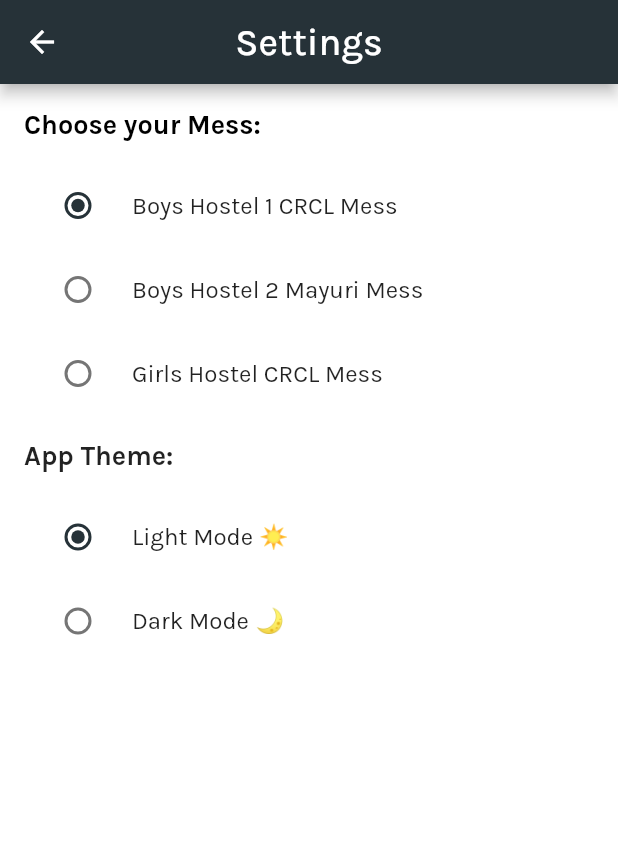
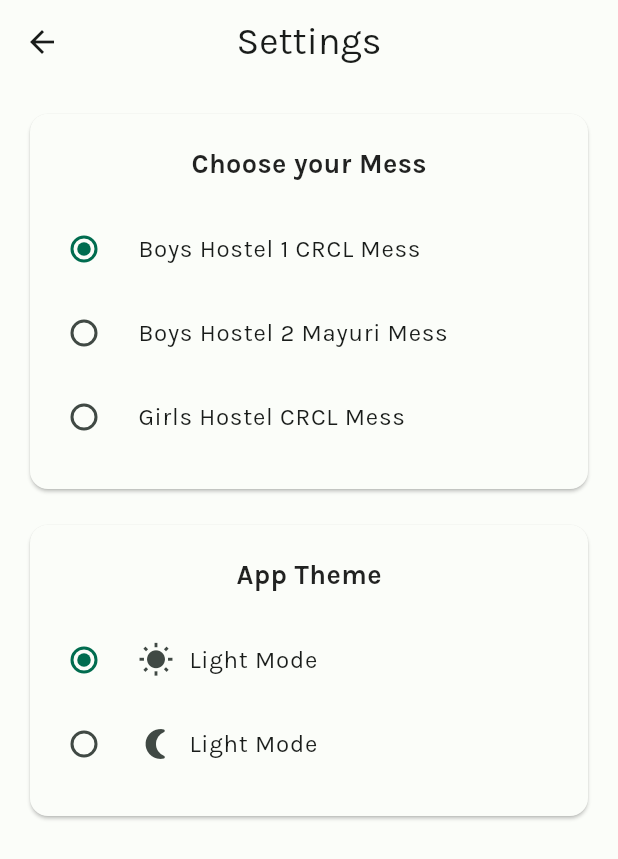
Before and after one commit to shenmareparas/VIT_Bhopal_Mess, a Flutter app: the Settings screen opened directly, on a phone screen of 412 x 824 dp. Shown: the top 859 px of the screen. Run offline on Flutter 3.47's test engine with Material 2 defaults, Android fonts, the light colour scheme and no system bars; our stand-ins replace google_fonts, photo_view, shared_preferences; accounts and stored records are empty.

Commit message:
Added Material Theme

```diff
--- /dev/null
+++ b/lib/color_schemes.dart
@@ -0,0 +1,69 @@
+import 'package:flutter/material.dart';
+
+const lightColorScheme = ColorScheme(
+  brightness: Brightness.light,
+  primary: Color(0xFF006C4F),
+  onPrimary: Color(0xFFFFFFFF),
+  primaryContainer: Color(0xFF6DFBC8),
+  onPrimaryContainer: Color(0xFF002116),
+  secondary: Color(0xFF006C52),
+  onSecondary: Color(0xFFFFFFFF),
+  secondaryContainer: Color(0xFF82F8CF),
+  onSecondaryContainer: Color(0xFF002117),
+  tertiary: Color(0xFF00696E),
+  onTertiary: Color(0xFFFFFFFF),
+  tertiaryContainer: Color(0xFF6FF6FE),
+  onTertiaryContainer: Color(0xFF002021),
+  error: Color(0xFFBA1A1A),
+  errorContainer: Color(0xFFFFDAD6),
+  onError: Color(0xFFFFFFFF),
+  onErrorContainer: Color(0xFF410002),
+  background: Color(0xFFFBFDF9),
+  onBackground: Color(0xFF191C1A),
+  surface: Color(0xFFFBFDF9),
+  onSurface: Color(0xFF191C1A),
+  surfaceVariant: Color(0xFFDBE5DE),
+  onSurfaceVariant: Color(0xFF404944),
+  outline: Color(0xFF707974),
+  onInverseSurface: Color(0xFFEFF1EE),
+  inverseSurface: Color(0xFF2E312F),
+  inversePrimary: Color(0xFF4CDEAD),
+  shadow: Color(0xFF000000),
+  surfaceTint: Color(0xFF006C4F),
+  outlineVariant: Color(0xFFBFC9C2),
+  scrim: Color(0xFF000000),
+);
+
+const darkColorScheme = ColorScheme(
+  brightness: Brightness.dark,
+  primary: Color(0xFF4CDEAD),
+  onPrimary: Color(0xFF003828),
+  primaryContainer: Color(0xFF00513B),
+  onPrimaryContainer: Color(0xFF6DFBC8),
+  secondary: Color(0xFF64DBB4),
+  onSecondary: Color(0xFF003829),
+  secondaryContainer: Color(0xFF00513D),
+  onSecondaryContainer: Color(0xFF82F8CF),
+  tertiary: Color(0xFF4CD9E1),
+  onTertiary: Color(0xFF003739),
+  tertiaryContainer: Color(0xFF004F53),
+  onTertiaryContainer: Color(0xFF6FF6FE),
+  error: Color(0xFFFFB4AB),
+  errorContainer: Color(0xFF93000A),
+  onError: Color(0xFF690005),
+  onErrorContainer: Color(0xFFFFDAD6),
+  background: Color(0xFF191C1A),
+  onBackground: Color(0xFFE1E3DF),
+  surface: Color(0xFF191C1A),
+  onSurface: Color(0xFFE1E3DF),
+  surfaceVariant: Color(0xFF404944),
+  onSurfaceVariant: Color(0xFFBFC9C2),
+  outline: Color(0xFF89938D),
+  onInverseSurface: Color(0xFF191C1A),
+  inverseSurface: Color(0xFFE1E3DF),
+  inversePrimary: Color(0xFF006C4F),
+  shadow: Color(0xFF000000),
+  surfaceTint: Color(0xFF4CDEAD),
+  outlineVariant: Color(0xFF404944),
+  scrim: Color(0xFF000000),
+);
--- a/lib/settings.dart
+++ b/lib/settings.dart
@@ -32,54 +32,26 @@ class _SettingsState extends State<Settings> {
   @override
   Widget build(BuildContext context) {
     return Scaffold(
-      backgroundColor: Colors.white,
       appBar: AppBar(
         title: const Text('Settings',
             style: TextStyle(
               fontSize: 25,
-              color: Colors.white,
+              // color: Colors.white,
             )),
         centerTitle: true,
-        backgroundColor: Colors.blueGrey[900],
       ),
       body: Padding(
         padding: const EdgeInsets.all(16.0),
         child: Column(
           crossAxisAlignment: CrossAxisAlignment.start,
           children: [
+            Card(
+              child: Padding(
+                padding: const EdgeInsets.only(top: 20, bottom: 20),
+                child: Column(
+                  children: [
                     const Text(
-              'Choose your Mess:',
-              style: TextStyle(
-                color: Colors.black,
-                fontSize: 18.0,
-                fontWeight: FontWeight.bold,
-              ),
-            ),
-            const SizedBox(height: 16.0),
-            RadioListTile(
-              activeColor: Colors.blueGrey[900],
-              title: const Text('Boys Hostel 1 CRCL Mess'),
-              value: 1,
-              groupValue: selectedMess,
-              onChanged: handleMessSelection,
-            ),
-            RadioListTile(
-              activeColor: Colors.blueGrey[900],
-              title: const Text('Boys Hostel 2 Mayuri Mess'),
-              value: 2,
-              groupValue: selectedMess,
-              onChanged: handleMessSelection,
-            ),
-            RadioListTile(
-              activeColor: Colors.blueGrey[900],
-              title: const Text('Girls Hostel CRCL Mess'),
-              value: 3,
-              groupValue: selectedMess,
-              onChanged: handleMessSelection,
-            ),
-            const SizedBox(height: 16.0),
-            const Text(
-              'App Theme:',
+                      'Choose your Mess',
                       style: TextStyle(
                         fontSize: 18.0,
                         fontWeight: FontWeight.bold,
@@ -87,18 +59,68 @@ class _SettingsState extends State<Settings> {
                     ),
                     const SizedBox(height: 16.0),
                     RadioListTile(
-              activeColor: Colors.blueGrey[900],
-              title: const Text('Light Mode ☀️'),
+                      title: const Text('Boys Hostel 1 CRCL Mess'),
+                      value: 1,
+                      groupValue: selectedMess,
+                      onChanged: handleMessSelection,
+                    ),
+                    RadioListTile(
+                      title: const Text('Boys Hostel 2 Mayuri Mess'),
+                      value: 2,
+                      groupValue: selectedMess,
+                      onChanged: handleMessSelection,
+                    ),
+                    RadioListTile(
+                      title: const Text('Girls Hostel CRCL Mess'),
+                      value: 3,
+                      groupValue: selectedMess,
+                      onChanged: handleMessSelection,
+                    ),
+                  ],
+                ),
+              ),
+            ),
+            const SizedBox(height: 16.0),
+            Card(
+              child: Padding(
+                padding: const EdgeInsets.only(top: 20, bottom: 20),
+                child: Column(
+                  children: [
+                    const Text(
+                      'App Theme',
+                      style: TextStyle(
+                        fontSize: 18.0,
+                        fontWeight: FontWeight.bold,
+                      ),
+                    ),
+                    const SizedBox(height: 16.0),
+                    RadioListTile(
+                      title: const Row(
+                        children: [
+                          Icon(Icons.wb_sunny),
+                          SizedBox(width: 10),
+                          Text('Light Mode'),
+                        ],
+                      ),
                       value: 1,
                       groupValue: apptheme,
                       onChanged: handleappthemeSelection,
                     ),
                     RadioListTile(
-              activeColor: Colors.blueGrey[900],
-              title: const Text('Dark Mode 🌙'),
+                      title: const Row(
+                        children: [
+                          Icon(Icons.nightlight_round),
+                          SizedBox(width: 10),
+                          Text('Light Mode'),
+                        ],
+                      ),
                       value: 2,
                       groupValue: apptheme,
                       onChanged: handleappthemeSelection,
+                    ),
+                  ],
+                ),
+              ),
             )
           ],
         ),
```
Also changed, not shown: lib/about.dart (+8 -17 lines), lib/main.dart (+9 -5 lines), lib/upcoming.dart (+19 -37 lines), pubspec.lock, 1 other file. Lines whose indentation alone changed are shown as unchanged.
